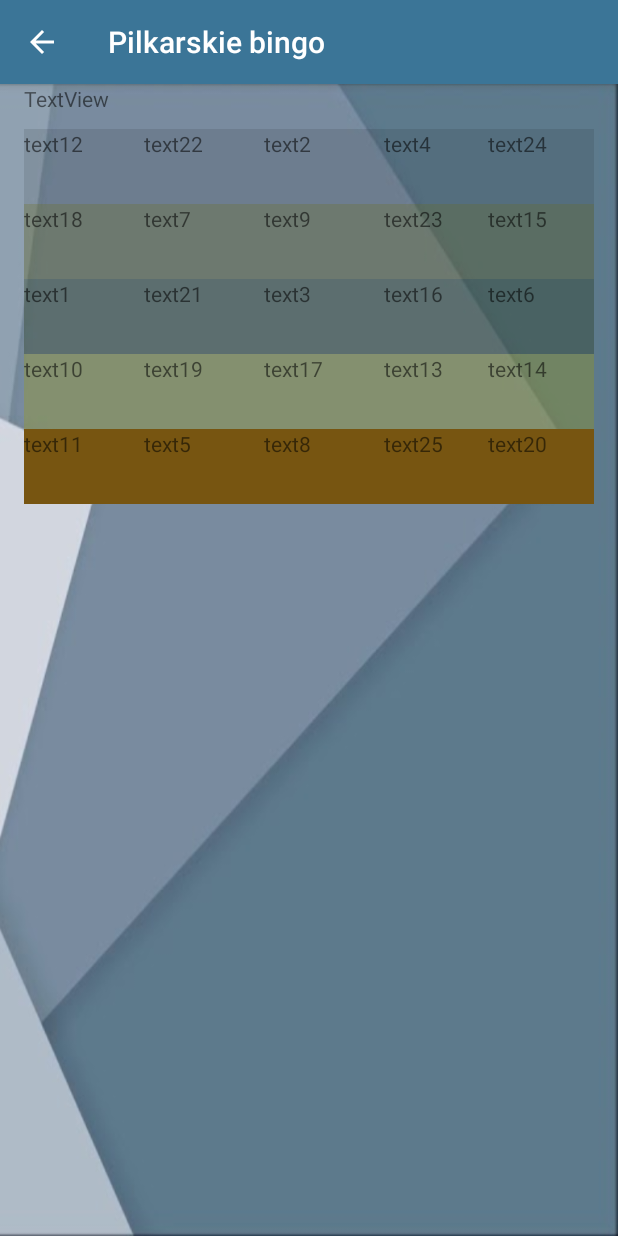
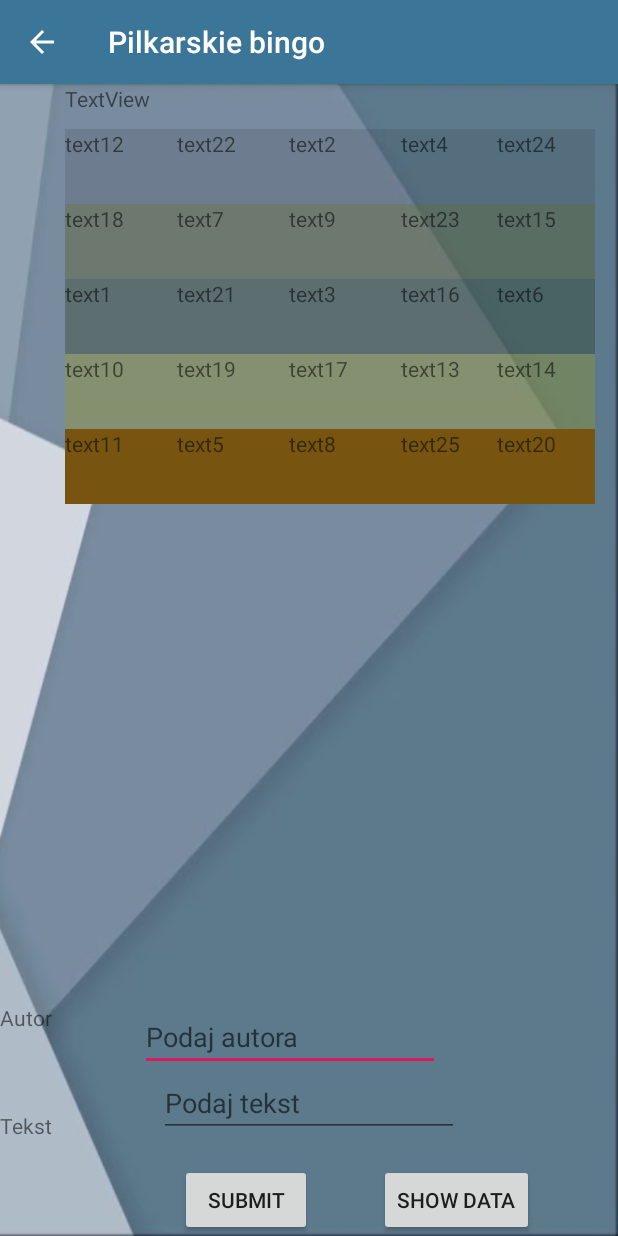
Before and after one commit to matik133/Bingo-app, an Android app: the Game screen opened directly, with no data from a screen before it, on a phone screen of 412 x 824 dp. Run offline under Robolectric (Android 15) with nearby library versions, the phone set to English and light mode, and no system bars.

Commit message:
Dodanie bazy

```diff
--- a/app/src/main/java/pl/kwiateksoft/pilkarskiebingo/Game.java
+++ b/app/src/main/java/pl/kwiateksoft/pilkarskiebingo/Game.java
@@ -1,10 +1,15 @@
 package pl.kwiateksoft.pilkarskiebingo;
 
+import android.database.sqlite.SQLiteCursor;
 import android.graphics.Color;
 import android.os.Bundle;
+import android.support.v7.app.AlertDialog;
 import android.support.v7.app.AppCompatActivity;
 import android.view.View;
+import android.widget.Button;
+import android.widget.EditText;
 import android.widget.TextView;
+import android.widget.Toast;
 
 import java.util.ArrayList;
 import java.util.Arrays;
@@ -14,16 +19,70 @@ import java.util.Random;
 
 public class Game extends AppCompatActivity {
 
+    Database db;
+    Button insert, show;
+    EditText autor, sentence;
+    TextView dataView;
     TextView t;
     boolean isClicked;
     List<TextView> fieldsList = new ArrayList<>();
     List<String> bingoWordList = new LinkedList<>(Arrays.asList("text1", "text2","text3","text4","text5","text6","text7","text8","text9","text10","text11","text12","text13","text14","text15","text16","text17","text18","text19","text20","text21","text22","text23","text24","text25"));
 
+    public void typeData (String tittle, String message){
+        AlertDialog.Builder list = new AlertDialog.Builder(this);
+        list.setMessage(message);
+        list.setTitle(tittle);
+        list.show();
+    }
 
     @Override
     public void onCreate(Bundle savedInstanceState) {
         super.onCreate(savedInstanceState);
         setContentView(R.layout.activity_game);
+        db = new Database(this);
+        insert = (Button) findViewById(R.id.saveButton);
+        show = (Button) findViewById(R.id.showButton);
+        autor = (EditText) findViewById(R.id.autorField);
+        sentence = (EditText) findViewById(R.id.sentenceField);
+        dataView = (TextView) findViewById(R.id.showButton);
+        String tittle;
+        String wiadomosc;
+
+        show.setOnClickListener(new View.OnClickListener() {
+            @Override
+            public void onClick(View v) {
+                SQLiteCursor kursor = db.getData();
+                if (kursor.getCount()>0) {
+                    StringBuffer buff = new StringBuffer();
+                    while (kursor.moveToNext()){
+                        buff.append("ID: " + kursor.getString(0) + "\n");
+                        buff.append("Autor: " + kursor.getString(1) + "\n");
+                        buff.append("Tekst: " + kursor.getString(2) + "\n");
+                    }
+                    typeData("Dane z bazy", buff.toString());
+                    //dataView.setText(kursor.toString());
+                    Toast.makeText(Game.this, "Dane z bazy", Toast.LENGTH_LONG).show();
+                }
+                else
+                    Toast.makeText(Game.this, "Nie można pobrać", Toast.LENGTH_LONG).show();
+            }
+        });
+
+
+
+        insert.setOnClickListener(new View.OnClickListener() {
+            @Override
+            public void onClick(View v) {
+                boolean isSuccess;
+                isSuccess = db.instertData(autor.getText().toString(), sentence.getText().toString());
+                if (isSuccess==true){
+                    Toast.makeText(Game.this, "Udało się", Toast.LENGTH_LONG).show();
+                }
+                else
+                    Toast.makeText(Game.this, "Nie udało się", Toast.LENGTH_LONG).show();
+            }
+        });
+
 
 
 
--- a/app/src/main/res/layout/activity_game.xml
+++ b/app/src/main/res/layout/activity_game.xml
@@ -8,13 +8,13 @@
     android:background="@drawable/tlo2">
 
     <TableLayout
-        android:layout_width="match_parent"
-        android:layout_height="match_parent"
+        android:layout_width="353dp"
+        android:layout_height="284dp"
+        android:layout_alignParentTop="true"
         android:layout_alignParentEnd="true"
         android:layout_marginStart="16dp"
-        android:layout_marginEnd="16dp"
-        android:clickable="true"
-        >
+        android:layout_marginEnd="15dp"
+        android:clickable="true">
 
         <TextView
             android:id="@+id/textView3"
@@ -232,4 +232,69 @@
         </TableRow>
     </TableLayout>
 
+    <EditText
+        android:id="@+id/autorField"
+        android:layout_width="200dp"
+        android:layout_height="wrap_content"
+        android:layout_alignParentStart="true"
+        android:layout_alignParentBottom="true"
+        android:layout_marginStart="93dp"
+        android:layout_marginBottom="110dp"
+        android:hint="Podaj autora"
+        android:textColor="#000000"
+        android:inputType="text" />
+
+    <TextView
+        android:id="@+id/textView16"
+        android:layout_width="wrap_content"
+        android:layout_height="wrap_content"
+        android:layout_alignTop="@+id/autorField"
+        android:text="Autor" />
+
+    <TextView
+        android:id="@+id/textView17"
+        android:layout_width="wrap_content"
+        android:layout_height="wrap_content"
+        android:layout_alignParentBottom="true"
+        android:layout_marginBottom="64dp"
+        android:text="Tekst" />
+
+    <EditText
+        android:id="@+id/sentenceField"
+        android:layout_width="200dp"
+        android:layout_height="wrap_content"
+        android:layout_alignBottom="@+id/textView17"
+        android:layout_centerHorizontal="true"
+        android:layout_marginBottom="2dp"
+        android:hint="Podaj tekst"
+        android:textColor="#000000"
+        android:inputType="text" />
+
+    <Button
+        android:id="@+id/saveButton"
+        android:layout_width="wrap_content"
+        android:layout_height="wrap_content"
+        android:layout_alignParentBottom="true"
+        android:layout_marginStart="120dp"
+        android:text="Submit" />
+
+    <Button
+        android:id="@+id/showButton"
+        android:layout_width="wrap_content"
+        android:layout_height="wrap_content"
+        android:layout_alignParentEnd="true"
+        android:layout_alignParentBottom="true"
+        android:layout_marginEnd="56dp"
+        android:text="Show data" />
+
+    <TextView
+        android:id="@+id/dataView"
+        android:layout_width="196dp"
+        android:layout_height="67dp"
+        android:layout_alignStart="@+id/autorField"
+        android:layout_alignParentBottom="true"
+        android:layout_marginStart="4dp"
+        android:layout_marginBottom="158dp"
+        />
+
 </RelativeLayout>
```
Also changed, not shown: app/src/main/java/pl/kwiateksoft/pilkarskiebingo/Database.java (added, +45 -0 lines). Lines whose indentation alone changed are shown as unchanged.
